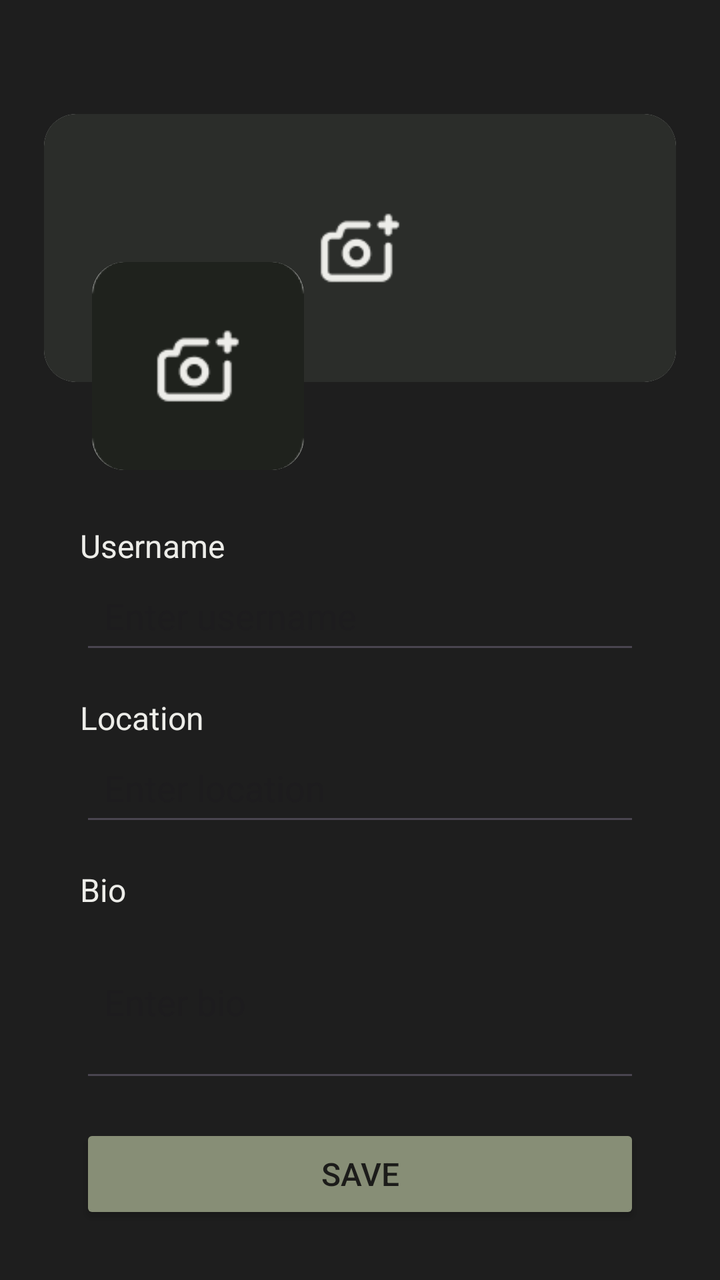
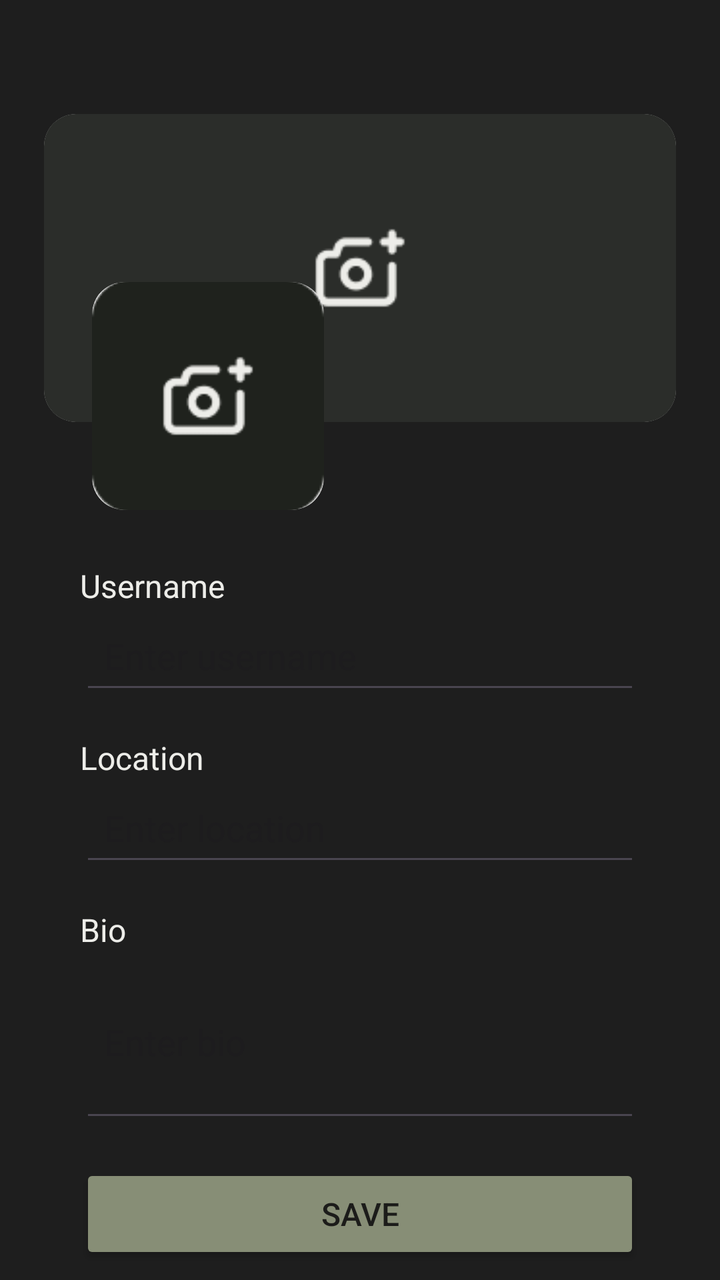

Screens rendered from an Android XML layout before and after an edit, with the pre-edit source and the edit as a unified diff.
<!-- AndroidManifest.xml: application theme Theme.TheGreenRoom -->
<!-- res/layout/fragment_profile_edit.xml -->
<?xml version="1.0" encoding="utf-8"?>
<FrameLayout xmlns:android="http://schemas.android.com/apk/res/android"
    xmlns:tools="http://schemas.android.com/tools"
    android:layout_width="match_parent"
    android:layout_height="match_parent"
    xmlns:app="http://schemas.android.com/apk/res-auto"
    android:background="#1e1e1e"
    android:paddingTop="54dp"
    android:paddingHorizontal="20dp">

    <LinearLayout
        android:layout_width="match_parent"
        android:layout_height="wrap_content"
        android:orientation="vertical">

        
        <androidx.cardview.widget.CardView
            android:layout_width="match_parent"
            android:layout_height="140dp"
            app:cardCornerRadius="16dp"
            app:cardElevation="0dp"
            app:cardPreventCornerOverlap="false"
            app:cardUseCompatPadding="true">

            <ImageView
                android:id="@+id/editHeaderPhoto"
                android:layout_width="match_parent"
                android:layout_height="match_parent"
                android:scaleType="centerCrop"
                android:src="@drawable/header_placeholder"
                android:contentDescription="@string/edit_header_photo" />
        </androidx.cardview.widget.CardView>

        <TextView
            android:id="@+id/username"
            android:layout_marginHorizontal="20dp"
            android:layout_marginTop="68dp"
            android:layout_width="wrap_content"
            android:layout_height="wrap_content"
            android:text="@string/username"
            android:textSize="16sp"
            android:textColor="#EDEDE9" />

        <EditText
            android:id="@+id/editUsername"
            android:layout_marginHorizontal="20dp"
            android:layout_width="match_parent"
            android:layout_height="wrap_content"
            android:autofillHints=""
            android:padding="12dp"
            android:layout_marginBottom="16dp"
            android:inputType="text"
            android:textColor="#EDEDE9"
            android:hint="@string/enter_username"
            tools:ignore="LabelFor" />

        <TextView
            android:id="@+id/location"
            android:layout_marginHorizontal="20dp"
            android:layout_width="wrap_content"
            android:layout_height="wrap_content"
            android:text="@string/location"
            android:textSize="16sp"
            android:textColor="#EDEDE9" />

        <EditText
            android:id="@+id/editLocation"
            android:layout_marginHorizontal="20dp"
            android:layout_width="match_parent"
            android:layout_height="wrap_content"
            android:autofillHints=""
            android:padding="12dp"
            android:layout_marginBottom="16dp"
            android:inputType="text"
            android:textColor="#EDEDE9"
            android:hint="@string/enter_location"
            tools:ignore="LabelFor" />

        <TextView
            android:id="@+id/bio"
            android:layout_marginHorizontal="20dp"
            android:layout_width="wrap_content"
            android:layout_height="wrap_content"
            android:text="@string/bio"
            android:textSize="16sp"
            android:textColor="#EDEDE9" />

        <EditText
            android:id="@+id/editBio"
            android:layout_marginHorizontal="20dp"
            android:layout_width="match_parent"
            android:layout_height="wrap_content"
            android:autofillHints=""
            android:padding="12dp"
            android:layout_marginBottom="16dp"
            android:inputType="textMultiLine"
            android:minLines="3"
            android:textColor="#EDEDE9"
            android:hint="@string/enter_bio"
            tools:ignore="LabelFor" />

        <Button
            android:id="@+id/btn_save"
            android:layout_marginHorizontal="20dp"
            android:layout_width="match_parent"
            android:layout_height="50dp"
            android:text="@string/save"
            android:textSize="16sp"
            android:backgroundTint="#878E76"
            android:textColor="#1C1C1A" />
    </LinearLayout>

    
    <androidx.cardview.widget.CardView
        android:layout_width="110dp"
        android:layout_height="110dp"
        android:layout_marginStart="24dp"
        android:layout_marginTop="74dp"
        app:cardCornerRadius="16dp"
        app:cardElevation="0dp"
        app:cardPreventCornerOverlap="false"
        app:cardUseCompatPadding="true">

        <ImageView
            android:id="@+id/editProfilePicture"
            android:layout_width="match_parent"
            android:layout_height="match_parent"
            android:scaleType="centerCrop"
            android:src="@drawable/profile_placeholder"
            android:contentDescription="@string/edit_profile_picture" />
    </androidx.cardview.widget.CardView>
</FrameLayout>
<!-- resources referenced by this layout -->
<resources>
  <!-- drawable header_placeholder: png bitmap (drawable, 2111 bytes) -->
  <!-- drawable profile_placeholder: png bitmap (drawable, 2025 bytes) -->
  <string name="bio">Bio</string>
  <string name="edit_header_photo">edit header photo</string>
  <string name="edit_profile_picture">edit profile picture</string>
  <string name="enter_bio">Enter bio</string>
  <string name="enter_location">Enter location</string>
  <string name="enter_username">Enter username</string>
  <string name="location">Location</string>
  <string name="save">Save</string>
  <string name="username">Username</string>
  <style name="Theme.TheGreenRoom" parent="Base.Theme.TheGreenRoom" />
  <style name="Base.Theme.TheGreenRoom" parent="Theme.Material3.DayNight.NoActionBar">
          
          
      </style>
</resources>

<!-- the commit's change to res/layout/fragment_profile_edit.xml (unified diff, before → after) -->
@@ -16,7 +16,7 @@
         
         <androidx.cardview.widget.CardView
             android:layout_width="match_parent"
-            android:layout_height="140dp"
+            android:layout_height="160dp"
             app:cardCornerRadius="16dp"
             app:cardElevation="0dp"
             app:cardPreventCornerOverlap="false"
@@ -112,10 +112,10 @@
 
     
     <androidx.cardview.widget.CardView
-        android:layout_width="110dp"
-        android:layout_height="110dp"
+        android:layout_width="120dp"
+        android:layout_height="120dp"
         android:layout_marginStart="24dp"
-        android:layout_marginTop="74dp"
+        android:layout_marginTop="84dp"
         app:cardCornerRadius="16dp"
         app:cardElevation="0dp"
         app:cardPreventCornerOverlap="false"
